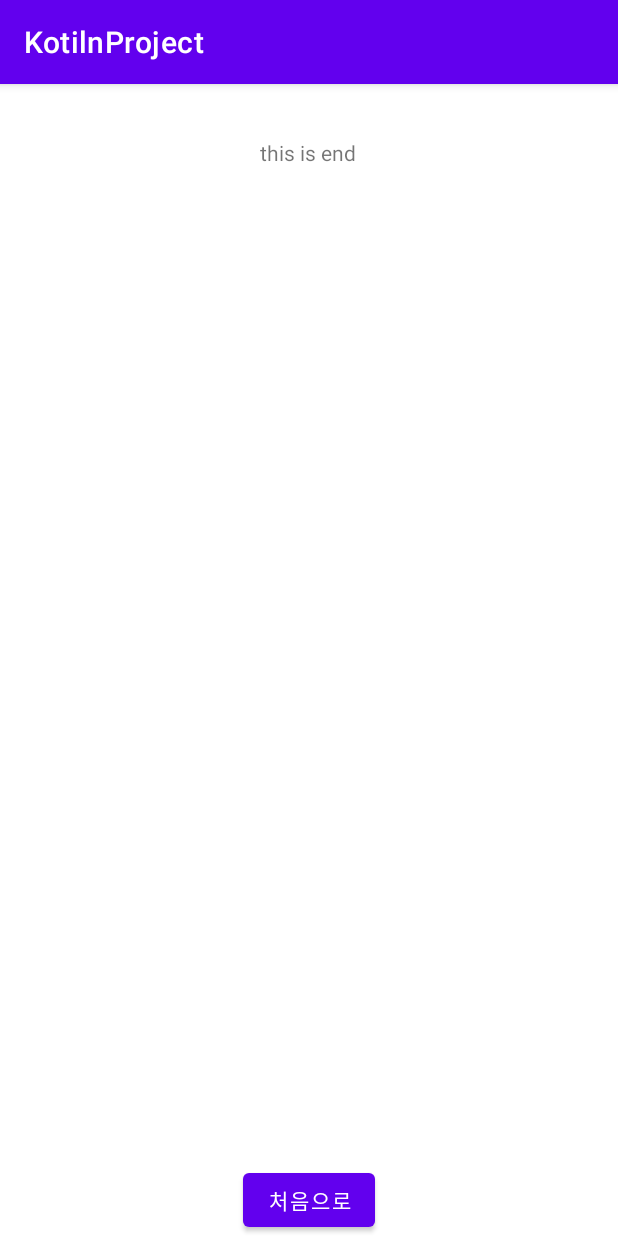
After one commit to 2Sangyun/KotilnProject, an Android app: the EndActivity screen opened directly, with no data from a screen before it, on a phone screen of 412 x 824 dp. The commit adds this screen. Run offline under Robolectric (Android 15) with nearby library versions, the phone set to English and light mode, and no system bars; our stand-ins replace Room's generated code.

Commit message:
0206-room, listViewAdapter, endPage, startpage

```diff
--- a/app/src/main/AndroidManifest.xml
+++ b/app/src/main/AndroidManifest.xml
@@ -9,8 +9,9 @@
         android:roundIcon="@mipmap/ic_launcher_round"
         android:supportsRtl="true"
         android:theme="@style/Theme.KotilnProject">
-        <activity android:name=".MainActivity"></activity>
-        <activity android:name=".StartSolveActivity">
+        <activity android:name=".EndActivity"></activity>
+        <activity android:name=".StartSolveActivity" />
+        <activity android:name=".MainActivity">
             <intent-filter>
                 <action android:name="android.intent.action.MAIN" />
 
--- /dev/null
+++ b/app/src/main/java/com/example/kotilnproject/EndActivity.kt
@@ -0,0 +1,39 @@
+package com.example.kotilnproject
+
+import android.content.Intent
+import androidx.appcompat.app.AppCompatActivity
+import android.os.Bundle
+import android.view.View
+import kotlinx.android.synthetic.main.activity_end.*
+import kotlinx.coroutines.CoroutineScope
+import kotlinx.coroutines.Dispatchers
+import kotlinx.coroutines.launch
+
+class EndActivity : AppCompatActivity(), View.OnClickListener {
+
+    lateinit var db : HistoryDatabase
+    lateinit var test_history : List<History>
+
+    override fun onCreate(savedInstanceState: Bundle?) {
+        super.onCreate(savedInstanceState)
+        setContentView(R.layout.activity_end)
+
+        db = HistoryDatabase.getInstance(this)!!
+        CoroutineScope(Dispatchers.IO).launch {
+            test_history = db.historyDao().getAll()
+
+            val result_adapter = ListViewAdapter(application, test_history)
+            result_list_view.adapter = result_adapter
+            //textView4.text = test_history[0].score.toString()
+        }
+
+        back_to_start_btn.setOnClickListener(this)
+
+
+    }
+
+    override fun onClick(view: View?) {
+        val intent = Intent(this, MainActivity::class.java)
+        startActivity(intent)
+    }
+}
--- /dev/null
+++ b/app/src/main/java/com/example/kotilnproject/HistoryDao.kt
@@ -0,0 +1,14 @@
+package com.example.kotilnproject
+
+import androidx.room.Dao
+import androidx.room.Insert
+import androidx.room.Query
+
+@Dao
+interface HistoryDao {
+    @Insert
+    fun insertAll(vararg history : History)
+
+    @Query("SELECT * FROM test_history")
+    fun getAll() : List<History>
+}
--- /dev/null
+++ b/app/src/main/java/com/example/kotilnproject/HistoryDatabase.kt
@@ -0,0 +1,30 @@
+package com.example.kotilnproject
+
+import android.content.Context
+import androidx.room.Database
+import androidx.room.Room
+import androidx.room.RoomDatabase
+
+
+@Database(entities = [History::class], version = 1, exportSchema = false)
+abstract class HistoryDatabase : RoomDatabase() {
+    abstract fun historyDao() : HistoryDao
+
+    companion object{
+        private var instance : HistoryDatabase? = null
+
+        @Synchronized
+        fun getInstance(context: Context): HistoryDatabase?{
+            if (instance == null){
+                instance = Room.databaseBuilder(
+                    context.applicationContext,
+                    HistoryDatabase::class.java,
+                    "history_database"
+                )
+                    .allowMainThreadQueries()
+                    .build()
+            }
+            return instance
+        }
+    }
+}
--- a/app/src/main/java/com/example/kotilnproject/Question3.kt
+++ b/app/src/main/java/com/example/kotilnproject/Question3.kt
@@ -1,5 +1,6 @@
 package com.example.kotilnproject
 
+import android.content.Intent
 import androidx.lifecycle.ViewModelProvider
 import android.os.Bundle
 import androidx.fragment.app.Fragment
--- /dev/null
+++ b/app/src/main/res/layout/activity_end.xml
@@ -0,0 +1,38 @@
+<?xml version="1.0" encoding="utf-8"?>
+<androidx.constraintlayout.widget.ConstraintLayout xmlns:android="http://schemas.android.com/apk/res/android"
+    xmlns:app="http://schemas.android.com/apk/res-auto"
+    xmlns:tools="http://schemas.android.com/tools"
+    android:layout_width="match_parent"
+    android:layout_height="match_parent"
+    tools:context=".EndActivity">
+
+    <TextView
+        android:id="@+id/textView4"
+        android:layout_width="wrap_content"
+        android:layout_height="wrap_content"
+        android:layout_marginTop="36dp"
+        android:text="this is end"
+        app:layout_constraintEnd_toEndOf="parent"
+        app:layout_constraintHorizontal_bias="0.498"
+        app:layout_constraintStart_toStartOf="parent"
+        app:layout_constraintTop_toTopOf="parent" />
+
+    <ListView
+        android:id="@+id/result_list_view"
+        android:layout_width="392dp"
+        android:layout_height="604dp"
+        android:layout_marginTop="24dp"
+        app:layout_constraintEnd_toEndOf="parent"
+        app:layout_constraintStart_toStartOf="parent"
+        app:layout_constraintTop_toBottomOf="@+id/textView4" />
+
+    <Button
+        android:id="@+id/back_to_start_btn"
+        android:layout_width="wrap_content"
+        android:layout_height="wrap_content"
+        android:text="처음으로"
+        app:layout_constraintBottom_toBottomOf="parent"
+        app:layout_constraintEnd_toEndOf="parent"
+        app:layout_constraintStart_toStartOf="parent"
+        app:layout_constraintTop_toBottomOf="@+id/_dynamic" />
+</androidx.constraintlayout.widget.ConstraintLayout>
```
Also changed, not shown: app/build.gradle (+10 -0 lines), app/src/main/java/com/example/kotilnproject/History.kt (added, +23 -0 lines), app/src/main/java/com/example/kotilnproject/ListViewAdapter.kt (added, +40 -0 lines), app/src/main/java/com/example/kotilnproject/MainActivity.kt (+9 -5 lines), app/src/main/java/com/example/kotilnproject/StartSolveActivity.kt (+32 -1 lines), app/src/main/res/layout/activity_main.xml (+4 -4 lines), app/src/main/res/layout/activity_start_solve.xml (+14 -1 lines), app/src/main/res/layout/question3_fragment.xml (+1 -16 lines), app/src/main/res/layout/test_result.xml (added, +21 -0 lines).
